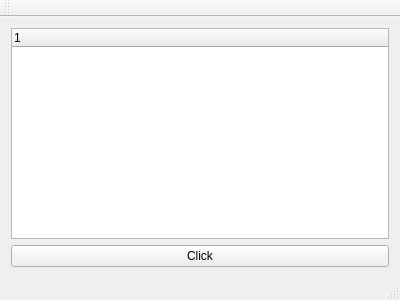
This is calibration_gui/calibration_gui/ui/mainwindow.ui in davidtvs/calibration as Qt 5 draws it before an edit. The edited form follows.
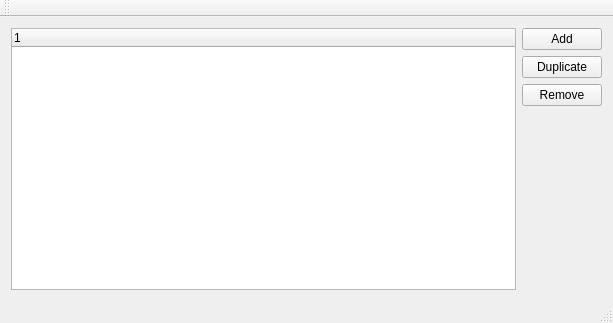
This is the edited form.

The edit to the form file:
```diff
--- a/calibration_gui/calibration_gui/ui/mainwindow.ui
+++ b/calibration_gui/calibration_gui/ui/mainwindow.ui
@@ -6,8 +6,8 @@
    <rect>
     <x>0</x>
     <y>0</y>
-    <width>400</width>
-    <height>300</height>
+    <width>613</width>
+    <height>323</height>
    </rect>
   </property>
   <property name="windowTitle">
@@ -15,14 +15,45 @@
   </property>
   <widget class="QWidget" name="centralWidget">
    <layout class="QGridLayout" name="gridLayout">
-    <item row="4" column="0">
-     <widget class="QPushButton" name="pushButton">
-      <property name="text">
-       <string>Click</string>
-      </property>
-     </widget>
+    <item row="0" column="1">
+     <layout class="QVBoxLayout" name="verticalLayout">
+      <item>
+       <widget class="QPushButton" name="bt_add">
+        <property name="text">
+         <string>Add</string>
+        </property>
+       </widget>
+      </item>
+      <item>
+       <widget class="QPushButton" name="bt_duplicate">
+        <property name="text">
+         <string>Duplicate</string>
+        </property>
+       </widget>
+      </item>
+      <item>
+       <widget class="QPushButton" name="bt_remove">
+        <property name="text">
+         <string>Remove</string>
+        </property>
+       </widget>
+      </item>
+      <item>
+       <spacer name="verticalSpacer">
+        <property name="orientation">
+         <enum>Qt::Vertical</enum>
+        </property>
+        <property name="sizeHint" stdset="0">
+         <size>
+          <width>20</width>
+          <height>40</height>
+         </size>
+        </property>
+       </spacer>
+      </item>
+     </layout>
     </item>
-    <item row="2" column="0">
+    <item row="0" column="0">
      <widget class="QTreeWidget" name="treeWidget">
       <column>
        <property name="text">
```
Left out of the diff: 2 changed lines with no effect on the pictures.
